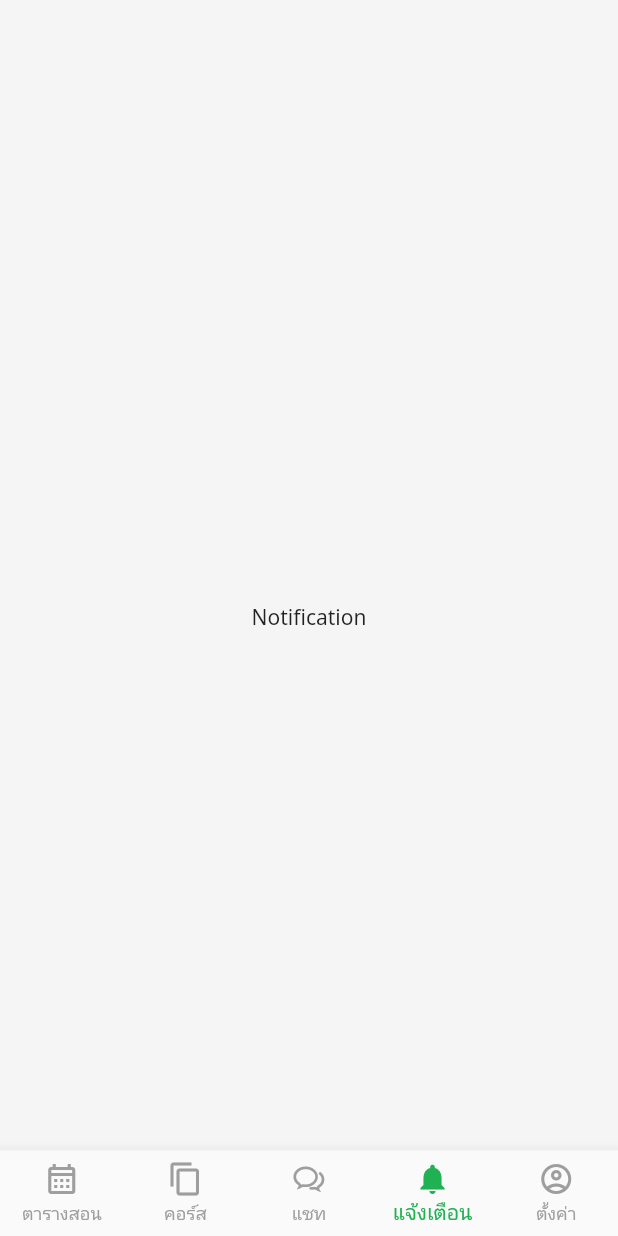
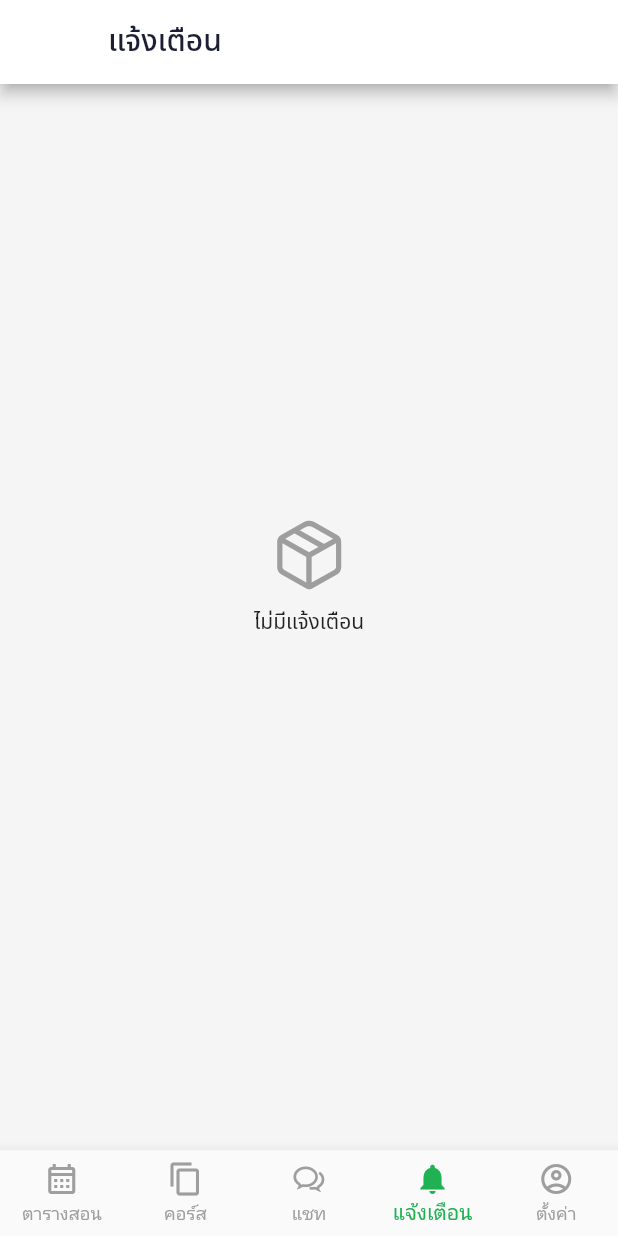
Before and after one commit to ThitsadeeChareanpon/solve-tutor, a Flutter app: the Nav screen opened directly, item 4 of the bottom bar chosen, on a phone screen of 412 x 824 dp. Run offline on Flutter 3.47's test engine with Material 2 defaults, Android fonts, the phone set to English and light mode, and no system bars; our stand-ins replace cached_network_image, cloud_firestore, dotted_border, emoji_picker_flutter, file_picker, firebase_auth and 18 more; missing offline and left inert: flutter_reorderable_grid_view, flutter_reorderable_list, number_paginator, speech_balloon, video_thumbnail, videosdk; accounts and stored records are empty; network calls fail; Roboto replaces fonts that are missing (Kanit); project files that could hold a hidden picture were left out.

Commit message:
clean app for review.

```diff
--- /dev/null
+++ b/lib/feature/notification/notification_page.dart
@@ -0,0 +1,44 @@
+import 'package:flutter/cupertino.dart';
+import 'package:flutter/material.dart';
+import 'package:solve_tutor/constants/theme.dart';
+import 'package:solve_tutor/widgets/sizer.dart';
+
+class NotificationPage extends StatefulWidget {
+  const NotificationPage({Key? key}) : super(key: key);
+
+  @override
+  _NotificationPageState createState() => _NotificationPageState();
+}
+
+class _NotificationPageState extends State<NotificationPage> {
+  @override
+  Widget build(BuildContext context) {
+    return Scaffold(
+      appBar: AppBar(
+        backgroundColor: Colors.white,
+        title: const Text(
+          'แจ้งเตือน',
+          style: TextStyle(
+            color: appTextPrimaryColor,
+          ),
+        ),
+      ),
+      body: Container(
+        width: Sizer(context).w,
+        height: Sizer(context).h,
+        child: Column(
+          children: [
+            SizedBox(height: Sizer(context).h * 0.35),
+            Icon(
+              CupertinoIcons.cube_box,
+              size: 50,
+              color: Colors.grey,
+            ),
+            SizedBox(height: 10),
+            Text("ไม่มีแจ้งเตือน")
+          ],
+        ),
+      ),
+    );
+  }
+}
--- a/lib/nav.dart
+++ b/lib/nav.dart
@@ -7,6 +7,7 @@ import 'package:solve_tutor/feature/calendar/pages/course_live_calendar.dart';
 import 'package:solve_tutor/feature/chat/pages/chat_list_page.dart';
 import 'package:solve_tutor/feature/class/pages/class_list_page.dart';
 import 'package:solve_tutor/feature/manage_course/pages/manage_course_page.dart';
+import 'package:solve_tutor/feature/notification/notification_page.dart';
 import 'package:solve_tutor/feature/profile/pages/profile_page.dart';
 
 class Nav extends StatefulWidget {
@@ -26,7 +27,7 @@ class _NavState extends State<Nav> with TickerProviderStateMixin {
     const ManageCoursePage(),
     // const ClassListPage(),
     const ChatListPage(),
-    const Center(child: Text("Notification")),
+    const NotificationPage(),
     const ProfilePage(),
   ];
 
```
Also changed, not shown: lib/feature/manage_course/pages/manage_course_page.dart (+8 -8 lines), lib/feature/profile/pages/profile_page.dart (+41 -41 lines), 2 other files.
